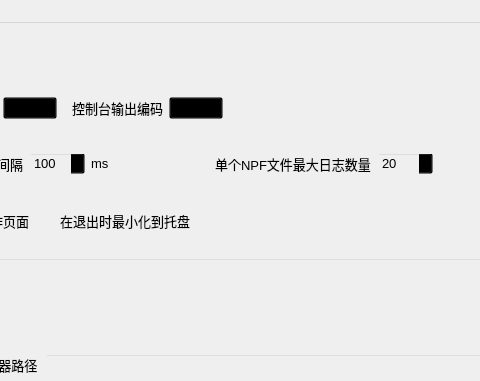
Above: forms/mainwindow.ui from Redrch/NuitkaStudio before the change; both pictures show x 130 to 610 and y 0 to 381 of the 1000 by 650 pixel window. Below: the same form after it.
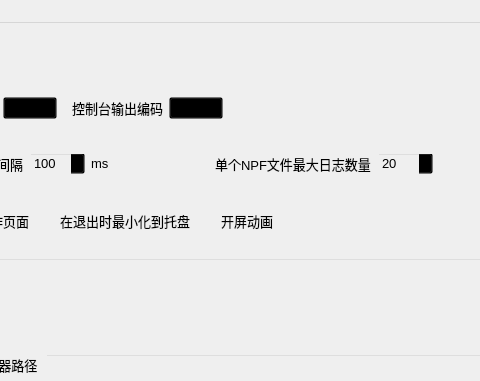
That is the form after the change. The open tabs and pages were chosen to show the change. Icons and pictures are not drawn. Custom widgets are drawn as their Qt base class.

Commit message: 1. 更改了软件的图标 2. 添加了启动动画，可关闭

```diff
--- a/forms/mainwindow.ui
+++ b/forms/mainwindow.ui
@@ -1274,6 +1274,18 @@
                     </property>
                    </widget>
                   </item>
+                  <item>
+                   <widget class="ElaCheckBox" name="splashScreenCheckbox">
+                    <property name="font">
+                     <font>
+                      <pointsize>10</pointsize>
+                     </font>
+                    </property>
+                    <property name="text">
+                     <string>开屏动画</string>
+                    </property>
+                   </widget>
+                  </item>
                   <item>
                    <spacer name="horizontalSpacer_7">
                     <property name="orientation">
```
Left out of the diff: 10 changed lines with no effect on the pictures. The commit also changes 8 other files.
